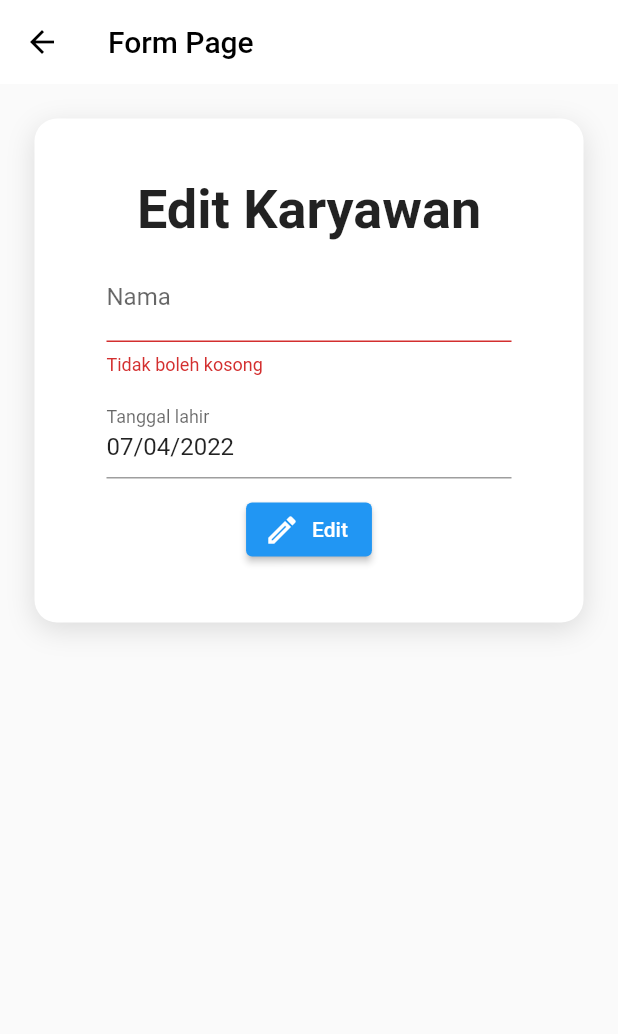
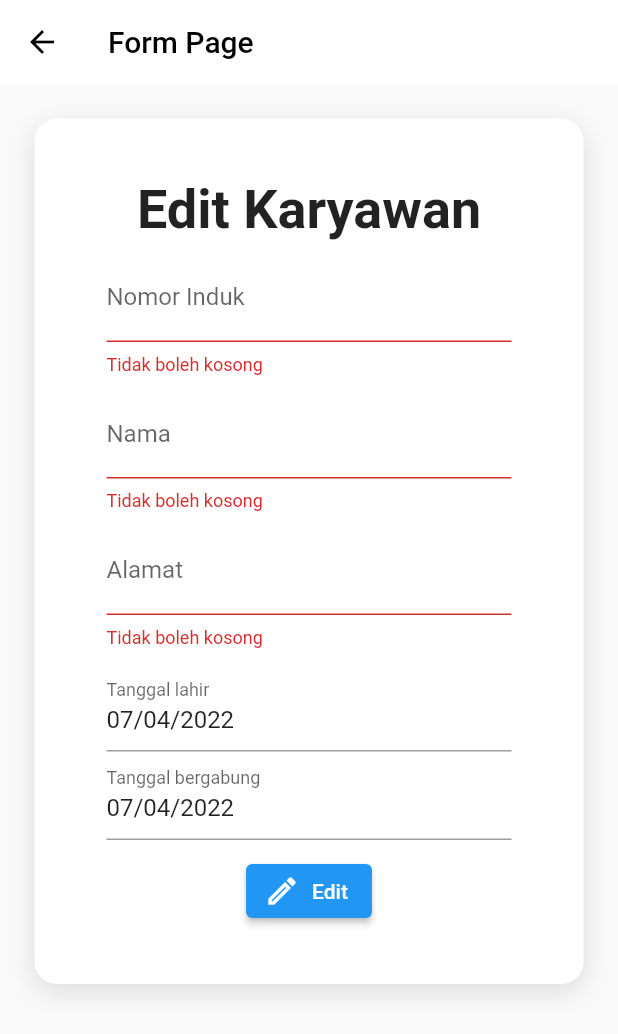
Before and after one commit to izzhap/mceasy, a Flutter app: the FormPage screen opened directly, after a tap on "Edit", on a phone screen of 412 x 824 dp. Shown: the top 1034 px of the screen. Run offline on Flutter 3.47's test engine with Material 2 defaults, Android fonts, the phone set to English and light mode, and no system bars; our stand-ins replace get_it, sqflite; accounts and stored records are empty.

Commit message:
init commit

```diff
--- a/lib/db/base_sqlite_repository.dart
+++ b/lib/db/base_sqlite_repository.dart
@@ -28,13 +28,22 @@ class BaseSqliteRepository {
     return db;
   }
 
-  //Create the table
   void _onCreate(Database db, int newVersion) async {
+    // table karyawan
     await db.execute(
       'CREATE TABLE karyawan(no INTEGER PRIMARY KEY, nomor_induk TEXT, nama TEXT, alamat TEXT, tanggal_lahir TEXT, tanggal_bergabung TEXT)',
     );
     await db.execute(
-      'CREATE TABLE cuti(nomor_induk TEXT PRIMARY KEY, tanggal_cuti TEXT, lama_cuti INTEGER, keterangan TEXT)',
+      "INSERT INTO karyawan (no, nomor_induk, nama, alamat, tanggal_lahir, tanggal_bergabung) VALUES ('1', 'IP06001', 'Agus', 'Jln Gaja Mada no 12 Surabaya', '1980-01-11T00:00:00.000', '2005-08-07T00:00:00.000'), ('2', 'IP06002', 'Amin', 'Jln Imam Bonjol no 11, Mojokerto', '1977-09-03T00:00:00.000', '2005-08-07T00:00:00.000'), ('3', 'IP06003', 'Yusuf', 'Jln A Yani Raya 15 No 14 Malang', '1973-08-09T00:00:00.000', '2006-08-07T00:00:00.000'), ('4', 'IP06004', 'Alyssa', 'Jln Bungur Sari V no 166, Bandung', '1973-08-09T00:00:00.000', '2006-09-06T00:00:00.000'), ('5', 'IP06005', 'Maulana', 'Jln Candi Agung, No 78 Gg 5, Jakarta', '1973-08-09T00:00:00.000', '2006-09-10T00:00:00.000'), ('6', 'IP06006', 'Agfika', 'Jln Nangka, Jakarta Timur', '1973-08-09T00:00:00.000', '2007-01-02T00:00:00.000'), ('7', 'IP06007', 'James', 'Jln Merpati, 8 Surabaya', '1973-08-09T00:00:00.000', '2004-05-04T00:00:00.000'), ('8', 'IP06008', 'Octavanus', 'Jln A Yani 17, B 08 Sidoarjo', '1973-08-09T00:00:00.000', '2007-05-19T00:00:00.000'), ('9', 'IP06009', 'Nugroho', 'Jln Duren tiga 167, Jakarta Selatan', '1973-08-09T00:00:00.000', '2008-01-16T00:00:00.000'), ('10', 'IP06010', 'Raisa', 'Jln Kelapa Sawit, Jakarta Selatan', '1973-08-09T00:00:00.000', '2008-08-16T00:00:00.000')",
     );
+
+    // table cuti
+    await db.execute(
+      'CREATE TABLE cuti(no INTEGER PRIMARY KEY, nomor_induk TEXT, tanggal_cuti TEXT, lama_cuti INTEGER, keterangan TEXT)',
+    );
+    await db.execute(
+      "INSERT INTO cuti(no, nomor_induk, tanggal_cuti, lama_cuti, keterangan) VALUES ('1','IP06001', '2020-08-02T00:00:00.000', 2, 'Acara Keluarga'), ('2','IP06001', '2020-08-18T00:00:00.000', 2, 'Anak Sakit'), ('3','IP06006', '2020-08-19T00:00:00.000', 1, 'Nenek Sakit'), ('4','IP06007', '2020-08-23T00:00:00.000', 1, 'Sakit'), ('5','IP06004', '2020-08-29T00:00:00.000', 5, 'Menikah'), ('6','IP06003', '2020-08-30T00:00:00.000', 2, 'Acara Keluarga')",
+    );
+
   }
 }
--- a/lib/db/get_it_di.dart
+++ b/lib/db/get_it_di.dart
@@ -1,5 +1,5 @@
 import 'package:get_it/get_it.dart';
-import 'package:mceasy/db/sqlite_usuario_respository.dart';
+import 'package:mceasy/db/sqlite_respository.dart';
 
 import 'base_sqlite_repository.dart';
 
@@ -9,5 +9,5 @@ final getIt = GetIt.instance;
 void setup() {
   getIt.registerSingleton<BaseSqliteRepository>(BaseSqliteRepository.db);
   getIt.registerLazySingleton(
-      () => SqliteUsuarioRepository(BaseSqliteRepository.db.instance!));
+      () => SqliteRepository(BaseSqliteRepository.db.instance!));
 }
--- /dev/null
+++ b/lib/db/sqlite_respository.dart
@@ -0,0 +1,90 @@
+import 'package:mceasy/model/cuti_model.dart';
+import 'package:mceasy/model/karyawan_model.dart';
+import 'package:sqflite/sqflite.dart';
+
+
+class SqliteRepository {
+  final Database _database;
+  final String _tableNameEmployee = "karyawan";
+  final String _tableNameCuti = "cuti";
+
+  SqliteRepository(this._database);
+
+  Future<int> create(KaryawanModel karyawanModel) async {
+    int id = await _getLastInsertedElementId();
+    karyawanModel.no = id + 1;
+    Map<String, dynamic> karyawanJson = karyawanModel.toLocalJson();
+
+    return _database.insert(_tableNameEmployee, karyawanJson);
+  }
+
+  Future<int> _getLastInsertedElementId() async {
+    List<Map<String, Object?>> allId =
+        await _database.rawQuery('SELECT MAX(no) FROM $_tableNameEmployee');
+    int id = allId.first['MAX(no)'] as int? ?? 0;
+    return id;
+  }
+
+  Future<List<KaryawanModel>> getAllFilter(int pos) async {
+    List<Map<String, Object?>> query = [];
+    if(pos == 1){
+      query = await _database.rawQuery('SELECT k.*,c.tanggal_cuti, c.keterangan, c.lama_cuti  FROM $_tableNameEmployee k JOIN $_tableNameCuti c ON k.nomor_induk = c.nomor_induk GROUP BY nama ORDER BY k.tanggal_bergabung ASC limit 3');
+    }else if(pos == 2){
+      query = await _database.rawQuery('SELECT k.*,c.tanggal_cuti, c.keterangan, c.lama_cuti  FROM $_tableNameEmployee k JOIN $_tableNameCuti c ON k.nomor_induk = c.nomor_induk GROUP BY nama');
+    }else if(pos == 3){
+      query = await _database.rawQuery('SELECT k.*,c.tanggal_cuti, c.keterangan, c.lama_cuti  FROM $_tableNameEmployee k JOIN $_tableNameCuti c ON k.nomor_induk = c.nomor_induk GROUP BY c.lama_cuti HAVING c.lama_cuti > 1');
+    }else if(pos == 4){
+      query = await _database.rawQuery('SELECT k.*,c.tanggal_cuti, c.keterangan, c.lama_cuti  FROM $_tableNameEmployee k JOIN $_tableNameCuti c ON k.nomor_induk = c.nomor_induk');
+    }
+    return query
+        .map((karyawan) => KaryawanModel.fromLocalJson(karyawan))
+        .toList();
+  }
+
+  Future<List<CutiModel>> getAllFilterCuti(int pos) async {
+    List<Map<String, Object?>> query = [];
+    if(pos == 1){
+      query = await _database.rawQuery('SELECT k.*,c.tanggal_cuti, c.keterangan, c.lama_cuti  FROM $_tableNameEmployee k JOIN $_tableNameCuti c ON k.nomor_induk = c.nomor_induk GROUP BY nama ORDER BY k.tanggal_bergabung ASC limit 3');
+    }else if(pos == 2){
+      query = await _database.rawQuery('SELECT k.*,c.tanggal_cuti, c.keterangan, c.lama_cuti  FROM $_tableNameEmployee k JOIN $_tableNameCuti c ON k.nomor_induk = c.nomor_induk GROUP BY nama');
+    }else if(pos == 3){
+      query = await _database.rawQuery('SELECT k.*,c.tanggal_cuti, c.keterangan, c.lama_cuti  FROM $_tableNameEmployee k JOIN $_tableNameCuti c ON k.nomor_induk = c.nomor_induk GROUP BY c.lama_cuti HAVING c.lama_cuti > 1');
+    }else if(pos == 4){
+      query = await _database.rawQuery('SELECT k.*,c.tanggal_cuti, c.keterangan, c.lama_cuti  FROM $_tableNameEmployee k JOIN $_tableNameCuti c ON k.nomor_induk = c.nomor_induk');
+    }
+    return query
+        .map((cuti) => CutiModel.fromLocalJson(cuti))
+        .toList();
+  }
+
+  Future<int> update(KaryawanModel karyawanModel) async {
+    Map<String, dynamic> dataJson = karyawanModel.toLocalJson();
+    return _database.update(
+      _tableNameEmployee,
+      dataJson,
+      where: "no = ?",
+      whereArgs: [karyawanModel.no],
+    );
+  }
+
+
+  Future<List<KaryawanModel>> getAll() async {
+    List<Map<String, Object?>> karyawan = await _database.query(_tableNameEmployee);
+    if (karyawan.isEmpty) {
+      return [];
+    }
+
+    return karyawan
+        .map((karyawan) => KaryawanModel.fromLocalJson(karyawan))
+        .toList();
+  }
+
+
+  Future<int> delete(int id) {
+    return _database.delete(_tableNameEmployee, where: "no = ?", whereArgs: [id]);
+  }
+
+  Future<int> deleteAll() {
+    return _database.delete(_tableNameEmployee);
+  }
+}
--- /dev/null
+++ b/lib/model/cuti_model.dart
@@ -0,0 +1,60 @@
+class CutiModel {
+  int? no;
+  int lama_cuti;
+  String? nomor_induk;
+  String keterangan;
+  DateTime? tanggal_cuti;
+
+  CutiModel({
+    this.no,
+    required this.lama_cuti,
+    this.nomor_induk,
+    required this.keterangan,
+    this.tanggal_cuti,
+  });
+
+  factory CutiModel.fromLocalJson(Map<String, dynamic> json) {
+    if (!json.containsKey('nomor_induk')) {
+      throw Exception('Tidak boleh kosong');
+    }
+    if (!json.containsKey('nama')) {
+      throw Exception('Tidak boleh kosong');
+    }
+    if (!json.containsKey('alamat')) {
+      throw Exception('Tidak boleh kosong');
+
+    }
+
+    print('izzha${json['keterangan']}');
+
+    return CutiModel(
+      no: json['no'],
+      lama_cuti: json['lama_cuti'] ?? 0,
+      nomor_induk: json['nomor_induk'],
+      keterangan: json['keterangan'] ?? "-",
+      tanggal_cuti: json['tanggal_cuti'] != null
+          ? DateTime.tryParse(json['tanggal_cuti'])
+          : null,
+    );
+  }
+
+  Map<String, dynamic> toLocalJson() {
+    return {
+      'no': no,
+      'lama_cuti': lama_cuti,
+      'nomor_induk': nomor_induk,
+      'keterangan': keterangan,
+      'tanggal_cuti': tanggal_cuti?.toIso8601String(),
+
+    };
+  }
+
+  Map<String, dynamic> toRemoteJson() {
+    return {
+      'no': no,
+      'lama_cuti': lama_cuti,
+      'nomor_induk': nomor_induk,
+      'keterangan': keterangan,
+    };
+  }
+}
--- a/lib/provider/form_change_notifier.dart
+++ b/lib/provider/form_change_notifier.dart
@@ -8,6 +8,8 @@ class FormChangeNotifier extends ChangeNotifier {
   String nomor_induk = "";
   String alamat = "";
   DateTime tanggal_lahir = DateTime.now();
+  DateTime tanggal_bergabung = DateTime.now();
+
 
   bool loading = false;
 
@@ -16,15 +18,22 @@ class FormChangeNotifier extends ChangeNotifier {
   void initKaryawan(KaryawanModel karyawanModel) {
     id = karyawanModel.no ?? 1;
     nama = karyawanModel.nama;
+    nomor_induk = karyawanModel.nomor_induk;
     alamat = karyawanModel.alamat;
     tanggal_lahir =
         karyawanModel.tanggal_lahir ?? DateTime(DateTime.now().year - 11);
+    tanggal_bergabung =
+        karyawanModel.tanggal_bergabung ?? DateTime(DateTime.now().year - 11);
   }
 
   void clear() {
     id = 1;
     nama = "";
+    nomor_induk = "";
+    alamat = "";
     tanggal_lahir = DateTime(DateTime.now().year - 10);
+    tanggal_bergabung = DateTime(DateTime.now().year - 10);
+
   }
 
   void changeLoading(bool value) {
@@ -33,8 +42,18 @@ class FormChangeNotifier extends ChangeNotifier {
   }
 
 
+  void changeNomorInduk(String value) {
+    nomor_induk = value;
+    notifyListeners();
+  }
+
   void changeName(String value) {
     nama = value;
+    notifyListeners();
+  }
+
+  void changeAlamat(String value) {
+    alamat = value;
     notifyListeners();
   }
 
@@ -42,4 +61,9 @@ class FormChangeNotifier extends ChangeNotifier {
     tanggal_lahir = value;
     notifyListeners();
   }
+
+  void changeTanggalBergabung(DateTime value) {
+    tanggal_bergabung = value;
+    notifyListeners();
+  }
 }
--- a/lib/ui/form/form_page.dart
+++ b/lib/ui/form/form_page.dart
@@ -1,7 +1,7 @@
 import 'package:flutter/material.dart';
 
 import 'package:get_it/get_it.dart';
-import 'package:mceasy/db/sqlite_usuario_respository.dart';
+import 'package:mceasy/db/sqlite_respository.dart';
 import 'package:mceasy/provider/form_change_notifier.dart';
 import 'package:mceasy/ui/form/widgets/form.dart';
 import 'package:mceasy/widgets/custom_card.dart';
@@ -17,8 +17,8 @@ class FormPage extends StatefulWidget {
 }
 
 class _FormPageState extends State<FormPage> {
-  final SqliteUsuarioRepository usuarioSqliteRepository =
-      GetIt.I<SqliteUsuarioRepository>();
+  final SqliteRepository usuarioSqliteRepository =
+      GetIt.I<SqliteRepository>();
 
   @override
   void initState() {
--- a/lib/ui/form/widgets/form.dart
+++ b/lib/ui/form/widgets/form.dart
@@ -14,14 +14,18 @@ class WForm extends StatefulWidget {
 }
 
 class _FormState extends State<WForm> {
-  TextEditingController dateController = TextEditingController();
+  TextEditingController dateLahirController = TextEditingController();
+  TextEditingController dateBergabungController = TextEditingController();
+
   final _formKey = GlobalKey<FormState>();
 
   @override
   void initState() {
     super.initState();
-    dateController.text = DateFormatUtils.formatDate(
+    dateLahirController.text = DateFormatUtils.formatDate(
         context.read<FormChangeNotifier>().tanggal_lahir);
+    dateBergabungController.text = DateFormatUtils.formatDate(
+        context.read<FormChangeNotifier>().tanggal_bergabung);
   }
 
   @override
@@ -37,10 +41,10 @@ class _FormState extends State<WForm> {
                 children: [
                   TextFormField(
                     decoration: const InputDecoration(
-                      labelText: 'Nama',
+                      labelText: 'Nomor Induk',
                     ),
                     initialValue:
-                        context.read<FormChangeNotifier>().nama,
+                        context.read<FormChangeNotifier>().nomor_induk,
                     validator: (value) {
                       if (value!.isEmpty) {
                         return 'Tidak boleh kosong';
@@ -49,12 +53,46 @@ class _FormState extends State<WForm> {
                       return null;
                     },
                     onChanged:
-                        context.read<FormChangeNotifier>().changeName,
+                        context.read<FormChangeNotifier>().changeNomorInduk,
+                  ),
+                  const SizedBox(height: 10),
+                  TextFormField(
+                    decoration: const InputDecoration(
+                      labelText: 'Nama',
+                    ),
+                    initialValue:
+                    context.read<FormChangeNotifier>().nama,
+                    validator: (value) {
+                      if (value!.isEmpty) {
+                        return 'Tidak boleh kosong';
+                      }
+
+                      return null;
+                    },
+                    onChanged:
+                    context.read<FormChangeNotifier>().changeName,
+                  ),
+                  const SizedBox(height: 10),
+                  TextFormField(
+                    decoration: const InputDecoration(
+                      labelText: 'Alamat',
+                    ),
+                    initialValue:
+                    context.read<FormChangeNotifier>().alamat,
+                    validator: (value) {
+                      if (value!.isEmpty) {
+                        return 'Tidak boleh kosong';
+                      }
+
+                      return null;
+                    },
+                    onChanged:
+                    context.read<FormChangeNotifier>().changeAlamat,
                   ),
                   const SizedBox(height: 10),
                   TextFormField(
                     readOnly: true,
-                    controller: dateController,
+                    controller: dateLahirController,
                     decoration: const InputDecoration(
                       labelText: 'Tanggal lahir',
                     ),
@@ -65,7 +103,23 @@ class _FormState extends State<WForm> {
                       return null;
                     },
                     onTap: () async {
-                      await _changeDate(context);
+                      await _changeDateLahir(context);
+                    },
+                  ),
+                  TextFormField(
+                    readOnly: true,
+                    controller: dateBergabungController,
+                    decoration: const InputDecoration(
+                      labelText: 'Tanggal bergabung',
+                    ),
+                    validator: (value) {
+                      if (value!.isEmpty) {
+                        return 'Tidak boleh kosong';
+                      }
+                      return null;
+                    },
+                    onTap: () async {
+                      await _changeDateBergabung(context);
                     },
                   ),
                   const SizedBox(height: 10),
@@ -105,7 +159,7 @@ class _FormState extends State<WForm> {
     );
   }
 
-  Future<void> _changeDate(BuildContext context) async {
+  Future<void> _changeDateLahir(BuildContext context) async {
     var date = await showDatePicker(
       context: context,
       initialDate: DateTime(DateTime.now().year - 5),
@@ -115,7 +169,21 @@ class _FormState extends State<WForm> {
 
     if (date != null) {
       context.read<FormChangeNotifier>().changeTanggalLahir(date);
-      dateController.text = DateFormatUtils.formatDate(date);
+      dateLahirController.text = DateFormatUtils.formatDate(date);
+    }
+  }
+
+  Future<void> _changeDateBergabung(BuildContext context) async {
+    var date = await showDatePicker(
+      context: context,
+      initialDate: DateTime(DateTime.now().year - 5),
+      firstDate: DateTime(1700),
+      lastDate: DateTime(2030),
+    );
+
+    if (date != null) {
+      context.read<FormChangeNotifier>().changeTanggalBergabung(date);
+      dateBergabungController.text = DateFormatUtils.formatDate(date);
     }
   }
 
@@ -147,7 +215,7 @@ class _FormState extends State<WForm> {
         ScaffoldMessenger.of(context).showSnackBar(
           SnackBar(
             content:
-                Text(widget.edit ? 'Edit Karyawan' : 'Tambah Karyawan'),
+                Text(widget.edit ? 'Berhasil edit karyawan' : 'Berhasil tambah karyawan'),
             backgroundColor: Colors.green,
           ),
         );
--- a/pubspec.yaml
+++ b/pubspec.yaml
@@ -18,7 +18,7 @@ publish_to: 'none' # Remove this line if you wish to publish to pub.dev
 version: 1.0.0+1
 
 environment:
-  sdk: ">=2.15.1 <3.0.0"
+  sdk: ">=2.15.0 <3.0.0"
 
 # Dependencies specify other packages that your package needs in order to work.
 # To automatically upgrade your package dependencies to the latest versions
```
Also changed, not shown: lib/db/sqlite_usuario_respository.dart (deleted, +0 -77 lines), lib/model/karyawan_model.dart (+0 -8 lines), lib/provider/list_change_notifier.dart (+33 -14 lines), lib/ui/home_page.dart (+30 -8 lines), lib/ui/list/list_page.dart (+13 -7 lines), lib/ui/list/widgets/card_body.dart (+28 -10 lines), lib/ui/list/widgets/list.dart (+18 -12 lines), pubspec.lock.
